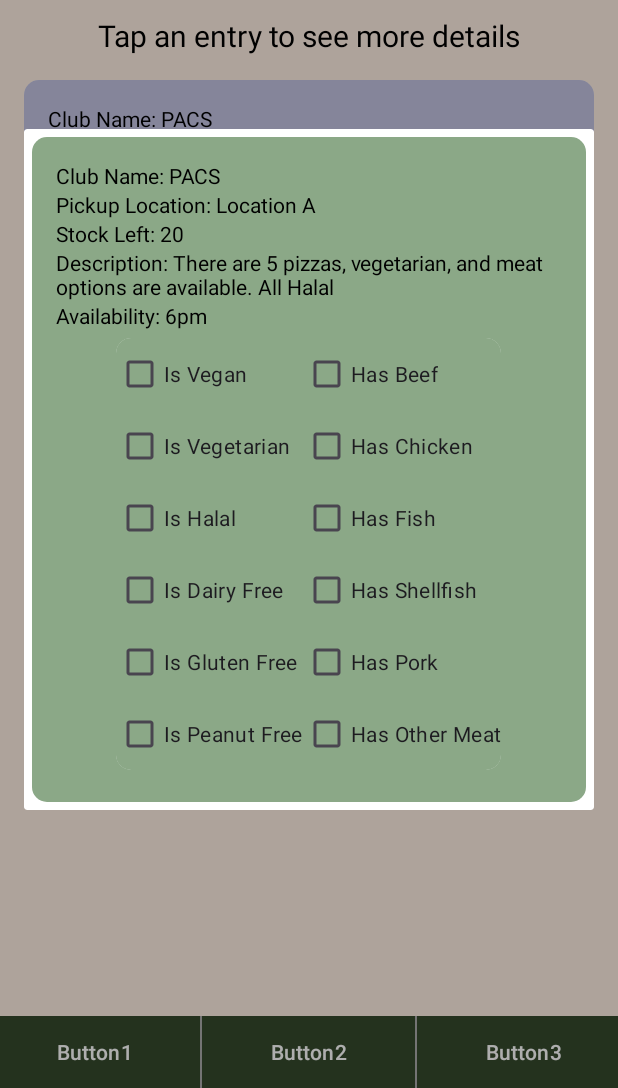
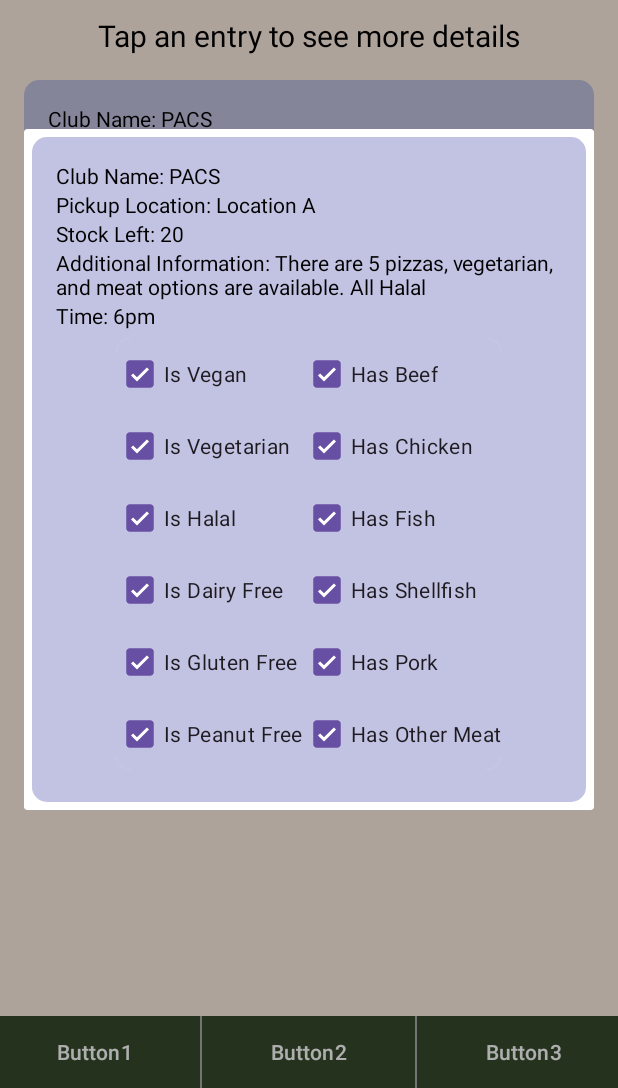
Before and after one commit to Kyoko522/Food-Management, an Android app: the homepage screen opened directly, with no data from a screen before it, after a tap on an icon or button, on a phone screen of 412 x 824 dp, the part 148-1236 px from its top. Run offline under Robolectric (Android 15) with nearby library versions, the phone set to English and light mode, and no system bars.

Commit message:
the color of the background alternates for both the main card and the popup

```diff
--- a/app/src/main/java/com/example/pacsxvirofoodmanagementapp/homepage.kt
+++ b/app/src/main/java/com/example/pacsxvirofoodmanagementapp/homepage.kt
@@ -4,10 +4,7 @@ import android.app.Dialog
 import android.os.Bundle
 import android.view.LayoutInflater
 import android.view.View
-import android.widget.GridLayout
-import android.widget.GridView
-import android.widget.LinearLayout
-import android.widget.TextView
+import android.widget.*
 import androidx.appcompat.app.AppCompatActivity
 import androidx.cardview.widget.CardView
 import androidx.core.content.ContextCompat
@@ -23,38 +20,21 @@ class homepage : AppCompatActivity() {
 
         // Create a list of static card data
         val cardDataList = listOf(
-            CardData("PACS", "Location A", "20", "There are 5 pizzas, vegetarian, and meat options are available. All Halal", "6pm", false, true, true, true, true, false, false, false, false, false, true, true),
+            CardData("PACS", "Location A", "20", "There are 5 pizzas, vegetarian, and meat options are available. All Halal", "6pm", true, true, true, true, true, true, true, true, true, true, true, true),
             CardData("VIRO", "KHW 224", "60", "There are 5 pizzas, vegetarian, and meat options are available. All Halal", "8pm", false, true, true, true, true, false, false, false, false, true, true, false),
-            CardData("PACS", "Location B", "25", "There are 5 pizzas, vegetarian, and meat options are available. All Halal", "6pm", false, true, true, true, true, false, false, false, false, false, true, true),
-
-        // Add more card data as needed
+            CardData("MPCU", "Location B", "25", "There are 5 pizzas, vegetarian, and meat options are available. All Halal", "6pm", false, false, false, false, false, false, false, false, false, false, false, true),
+            // Add more card data as needed
         )
 
         // Iterate through the list of card data and create card views
         cardDataList.forEachIndexed { index, cardData ->
-            val cardView = createCardView(cardData)
-
-            // Alternate background colors based on the position
-            val backgroundColor = if (index % 2 == 0) {
-                ContextCompat.getColor(this, R.color.light_blue)
-            } else {
-                ContextCompat.getColor(this, R.color.light_green)
-            }
-
-            cardView.findViewById<LinearLayout>(R.id.cardContentLayout).setBackgroundColor(backgroundColor)
-//            cardView.findViewById<LinearLayout>(R.id.card_popup).setBackgroundColor(backgroundColor)
-//            cardView.findViewById<GridLayout>(R.id.grid_popup).setBackgroundColor(backgroundColor)
-
-            // Set click listener to show the pop-up
-            cardView.setOnClickListener {
-                showPopup(cardData)
-            }
+            val cardView = createCardView(cardData, index)
 
             cardsContainer.addView(cardView)
         }
     }
 
-    private fun createCardView(cardData: CardData): View {
+    private fun createCardView(cardData: CardData, position: Int): View {
         // Inflate the card layout from card_item.xml
         val cardView = LayoutInflater.from(this).inflate(R.layout.card_items, null) as CardView
 
@@ -70,40 +50,22 @@ class homepage : AppCompatActivity() {
 
         // Handle card click to show the pop-up
         cardView.setOnClickListener {
-            val fragmentManager = supportFragmentManager
-            val cardPopupFragment = CardPopupFragment()
+            showPopup(cardData, position)
+        }
 
-            // Pass data to the pop-up fragment
-            val args = Bundle().apply {
-                putString(CardPopupFragment.CLUB_NAME, cardData.club_name)
-                putString(CardPopupFragment.PICKUP_LOCATION, cardData.pickup_location)
-                putString(CardPopupFragment.STOCK_LEFT, cardData.stock_left)
-                putString(CardPopupFragment.DESCRIPTION, cardData.description)
-                putString(CardPopupFragment.AVAILABILITY, cardData.availability)
-
-                // Add checkbox states to the arguments
-                putBoolean(CardPopupFragment.IS_VEGAN, cardData.vegan)
-                putBoolean(CardPopupFragment.HAS_BEEF, cardData.beef)
-                putBoolean(CardPopupFragment.IS_VEGETARIAN, cardData.vegetarian)
-                putBoolean(CardPopupFragment.HAS_CHICKEN, cardData.chicken)
-                putBoolean(CardPopupFragment.IS_HALAL, cardData.halal)
-                putBoolean(CardPopupFragment.HAS_FISH, cardData.fish)
-                putBoolean(CardPopupFragment.IS_DAIRY_FREE, cardData.dairy_free)
-                putBoolean(CardPopupFragment.HAS_SHELLFISH, cardData.shellfish)
-                putBoolean(CardPopupFragment.IS_GLUTEN_FREE, cardData.gluten_free)
-                putBoolean(CardPopupFragment.HAS_PORK, cardData.pork)
-                putBoolean(CardPopupFragment.IS_PEANUT_FREE, cardData.peanut_free)
-                putBoolean(CardPopupFragment.HAS_OTHER_MEAT, cardData.other_meat)
-            }
-
-            cardPopupFragment.arguments = args
-            cardPopupFragment.show(fragmentManager, "card_popup")
+        // Alternate background colors based on the position
+        if (position % 2 == 0) {
+            cardView.findViewById<LinearLayout>(R.id.cardContentLayout)
+                .setBackgroundColor(ContextCompat.getColor(this, R.color.light_blue))
+        } else {
+            cardView.findViewById<LinearLayout>(R.id.cardContentLayout)
+                .setBackgroundColor(ContextCompat.getColor(this, R.color.light_green))
         }
 
         return cardView
     }
 
-    private fun showPopup (cardData: CardData){
+    private fun showPopup(cardData: CardData, position: Int) {
         // Create a dialog
         val dialog = Dialog(this)
         dialog.setContentView(R.layout.card_pop_up) // Assuming you have a layout for the pop-up
@@ -119,10 +81,55 @@ class homepage : AppCompatActivity() {
         clubNameTextView.text = "Club Name: ${cardData.club_name}"
         pickupLocationTextView.text = "Pickup Location: ${cardData.pickup_location}"
         stockLeftTextView.text = "Stock Left: ${cardData.stock_left}"
-        descriptionTextView.text = "Description: ${cardData.description}"
-        availabilityTextView.text = "Availability: ${cardData.availability}"
+        descriptionTextView.text = "Additional Information: ${cardData.description}"
+        availabilityTextView.text = "Time: ${cardData.availability}"
 
-        // Add more views and data as needed
+        // Find the root layout in the pop-up
+        val popUpLayout: LinearLayout = dialog.findViewById(R.id.card_popup)
+
+        // Set background color for the pop-up layout
+        val backgroundColor = if (position % 2 == 0) {
+            ContextCompat.getColor(this, R.color.light_blue)
+        } else {
+            ContextCompat.getColor(this, R.color.light_green)
+        }
+        popUpLayout.setBackgroundColor(backgroundColor)
+
+        // Find the GridLayout in the pop-up
+        val gridLayout: GridLayout = dialog.findViewById(R.id.grid_popup)
+
+        // Set background color for the GridLayout in the pop-up
+        gridLayout.setBackgroundColor(backgroundColor)
+
+        // Find the CheckBoxes in the GridLayout
+        val checkboxes = arrayOf(
+            dialog.findViewById<CheckBox>(R.id.checkboxVegan),
+            dialog.findViewById<CheckBox>(R.id.checkboxBeef),
+            dialog.findViewById<CheckBox>(R.id.checkboxVegetarian),
+            dialog.findViewById<CheckBox>(R.id.checkboxChicken),
+            dialog.findViewById<CheckBox>(R.id.checkboxHalal),
+            dialog.findViewById<CheckBox>(R.id.checkboxFish),
+            dialog.findViewById<CheckBox>(R.id.checkboxDairyFree),
+            dialog.findViewById<CheckBox>(R.id.checkboxShellfish),
+            dialog.findViewById<CheckBox>(R.id.checkboxGlutenFree),
+            dialog.findViewById<CheckBox>(R.id.checkboxPork),
+            dialog.findViewById<CheckBox>(R.id.checkboxPeanutFree),
+            dialog.findViewById<CheckBox>(R.id.checkboxOtherMeat)
+        )
+
+        // Set CheckBox states
+        checkboxes[0].isChecked = cardData.vegan
+        checkboxes[1].isChecked = cardData.beef
+        checkboxes[2].isChecked = cardData.vegetarian
+        checkboxes[3].isChecked = cardData.chicken
+        checkboxes[4].isChecked = cardData.halal
+        checkboxes[5].isChecked = cardData.fish
+        checkboxes[6].isChecked = cardData.dairy_free
+        checkboxes[7].isChecked = cardData.shellfish
+        checkboxes[8].isChecked = cardData.gluten_free
+        checkboxes[9].isChecked = cardData.pork
+        checkboxes[10].isChecked = cardData.peanut_free
+        checkboxes[11].isChecked = cardData.other_meat
 
         // Show the dialog
         dialog.show()
```
